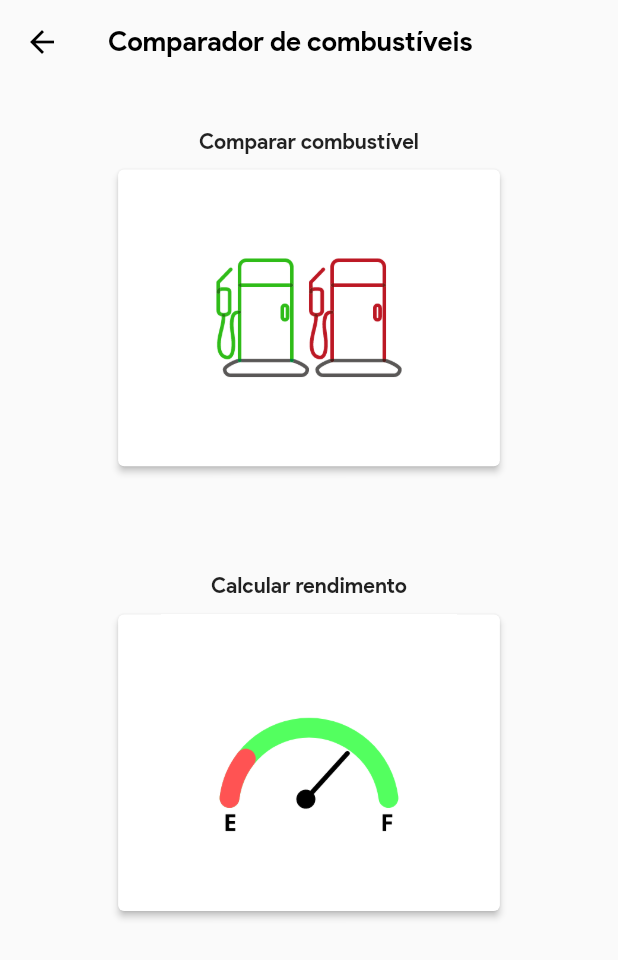
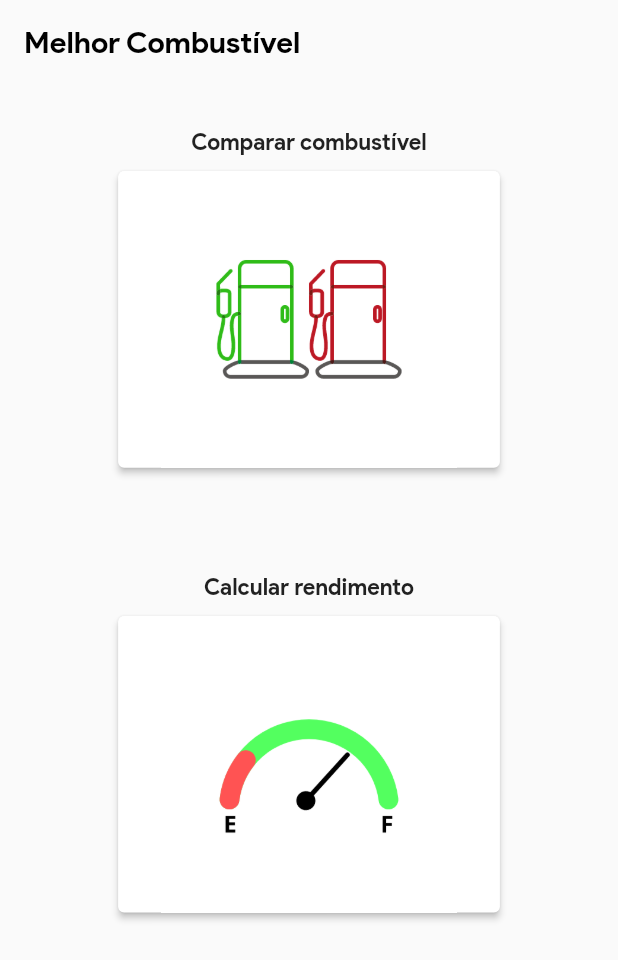
Before and after one commit to fabriciolima77/comparador_combustivel, a Flutter app: the screen it shows after launch, on a phone screen of 412 x 824 dp. Shown: the top 960 px of the screen. Run offline on Flutter 3.47's test engine with Material 2 defaults, Android fonts, the phone set to English and light mode, and no system bars; our stand-ins replace mask_text_input_formatter.

Commit message:
Melhorias interface

```diff
--- /dev/null
+++ b/lib/home.dart
@@ -0,0 +1,114 @@
+import 'package:comparador_combustivel/calcular_rendimento.dart';
+import 'package:comparador_combustivel/comparar_combustivel.dart';
+import 'package:flutter/material.dart';
+
+class Home extends StatefulWidget {
+  const Home({Key? key}) : super(key: key);
+
+
+  @override
+  _HomeState createState() => _HomeState();
+}
+
+class _HomeState extends State<Home> {
+  @override
+  Widget build(BuildContext context) {
+    double alturaTela = MediaQuery.of(context).size.height;
+    double larguraTela = MediaQuery.of(context).size.width;
+
+    return Scaffold(
+      appBar: AppBar(
+        // ignore: prefer_const_constructors
+        title: Text("Melhor Combustível",
+            style: const TextStyle(
+                color: Colors.black, fontWeight: FontWeight.bold, fontSize: 20)
+        ),
+        backgroundColor: Colors.transparent,
+        elevation: 0,
+      ),
+      body: SingleChildScrollView(
+        child: Center(
+          child: Column(
+            mainAxisAlignment: MainAxisAlignment.spaceEvenly,
+            children: <Widget>[
+              const Padding(padding: EdgeInsets.all(10)),
+              Container(
+                height: alturaTela * 0.36,
+                width: larguraTela * 0.9,
+                alignment: Alignment.center,
+                decoration: BoxDecoration(
+                  borderRadius: BorderRadius.circular(18),
+                ),
+                child: Column(
+                  children: <Widget>[
+                    const Padding(
+                      padding: EdgeInsets.fromLTRB(15, 10, 15, 0),
+                      child: Align(
+                        alignment: Alignment.center,
+                        child: Text("Comparar combustível",
+                          style: TextStyle(fontWeight: FontWeight.bold, fontSize: 15.0),
+                        ),
+                      ),
+                    ),
+                    Padding(padding: const EdgeInsets.fromLTRB(15, 10, 15, 0),
+                      child: ElevatedButton(
+                          child: Image.asset('images/comparar.png',
+                            width: larguraTela * 0.54,
+                            height: alturaTela * 0.24,
+                          ),
+                          style: ElevatedButton.styleFrom(
+                              primary: Colors.white,
+                              onPrimary: Colors.white
+                          ),
+                          onPressed:() => Navigator.push(
+                              context,
+                              MaterialPageRoute(builder: (context) => const CompararCombustivel()))
+                      ),
+                    ),
+                  ],
+                ),
+              ),
+              //segundo icone
+              Container(
+                height: alturaTela * 0.36,
+                width: larguraTela * 0.9,
+                alignment: Alignment.center,
+                decoration: BoxDecoration(
+                  borderRadius: BorderRadius.circular(18),
+                ),
+                child: Column(
+                  children: <Widget>[
+                    const Padding(
+                      padding: EdgeInsets.fromLTRB(15, 10, 15, 0),
+                      child: Align(
+                        alignment: Alignment.center,
+                        child: Text("Calcular rendimento",
+                          style: TextStyle(fontWeight: FontWeight.bold, fontSize: 15.0),
+                        ),
+                      ),
+                    ),
+                    Padding(padding: const EdgeInsets.fromLTRB(15, 10, 15, 0),
+                      child: ElevatedButton(
+                          child: Image.asset('images/hodometro.png',
+                            width: larguraTela * 0.54,
+                            height: alturaTela * 0.24,
+                          ),
+                          style: ElevatedButton.styleFrom(
+                              primary: Colors.white,
+                              onPrimary: Colors.white
+                          ),
+                          onPressed:() => Navigator.push(
+                              context,
+                              MaterialPageRoute(builder: (context) => CalcularRendimento()))
+                      ),
+                    ),
+                  ],
+                ),
+              ),
+            ],
+          ),
+        ),
+      ),
+    );
+  }
+}
--- a/lib/main.dart
+++ b/lib/main.dart
@@ -1,130 +1,16 @@
+import 'package:comparador_combustivel/home.dart';
 import 'package:flutter/material.dart';
-import 'comparar_combustivel.dart';
-import 'calcular_rendimento.dart';
+
 
 void main(){
   runApp(MaterialApp(
-    home: Home(),
+    home: const Home(),
     title: "Comparador de Combustível",
     theme: ThemeData(
       primarySwatch: Colors.grey,
       fontFamily: 'ProductSans',
+      textSelectionTheme: const TextSelectionThemeData(
+          cursorColor: Colors.black),
     ),
-    initialRoute: '/Home',
-    routes: {
-      '/CalcularRendimento': (context)=> CalcularRendimento(),
-      '/Home': (context)=> Home(),
-      '/CompararCombustivel': (context)=> const CompararCombustivel(),
-    },
   ));
 }
-
-// ignore: use_key_in_widget_constructors
-class Home extends StatefulWidget {
-
-  @override
-  _HomeState createState() => _HomeState();
-}
-
-class _HomeState extends State<Home> {
-  @override
-  Widget build(BuildContext context) {
-    double alturaTela = MediaQuery.of(context).size.height;
-    double larguraTela = MediaQuery.of(context).size.width;
-
-    return Scaffold(
-      appBar: AppBar(
-        // ignore: prefer_const_constructors
-        title: Text("Comparador de combustíveis",
-        style: const TextStyle(
-            color: Colors.black, fontWeight: FontWeight.bold, fontSize: 18)
-        ),
-        backgroundColor: Colors.transparent,
-        elevation: 0,
-      ),
-      body: SingleChildScrollView(
-          child: Center(
-            child: Column(
-              mainAxisAlignment: MainAxisAlignment.spaceEvenly,
-              children: <Widget>[
-                const Padding(padding: EdgeInsets.all(10)),
-                Container(
-                  height: alturaTela * 0.36,
-                  width: larguraTela * 0.9,
-                  alignment: Alignment.center,
-                  decoration: BoxDecoration(
-                    borderRadius: BorderRadius.circular(18),
-                  ),
-                  child: Column(
-                    children: <Widget>[
-                      const Padding(
-                        padding: EdgeInsets.fromLTRB(15, 10, 15, 0),
-                        child: Align(
-                          alignment: Alignment.center,
-                          child: Text("Comparar combustível",
-                            style: TextStyle(fontWeight: FontWeight.bold,),
-                          ),
-                        ),
-                      ),
-                      Padding(padding: const EdgeInsets.fromLTRB(15, 10, 15, 0),
-                        child: ElevatedButton(
-                            child: Image.asset('images/comparar.png',
-                              width: larguraTela * 0.54,
-                              height: alturaTela * 0.24,
-                            ),
-                            style: ElevatedButton.styleFrom(
-                              primary: Colors.white,
-                                onPrimary: Colors.white
-                            ),
-                            onPressed:() => Navigator.push(
-                                context,
-                                MaterialPageRoute(builder: (context) => const CompararCombustivel()))
-                        ),
-                      ),
-                    ],
-                  ),
-                ),
-                //segundo icone
-                Container(
-                  height: alturaTela * 0.36,
-                  width: larguraTela * 0.9,
-                  alignment: Alignment.center,
-                  decoration: BoxDecoration(
-                    borderRadius: BorderRadius.circular(18),
-                  ),
-                  child: Column(
-                    children: <Widget>[
-                      const Padding(
-                        padding: EdgeInsets.fromLTRB(15, 10, 15, 0),
-                        child: Align(
-                          alignment: Alignment.center,
-                          child: Text("Calcular rendimento",
-                            style: TextStyle(fontWeight: FontWeight.bold,),
-                          ),
-                        ),
-                      ),
-                      Padding(padding: const EdgeInsets.fromLTRB(15, 10, 15, 0),
-                        child: ElevatedButton(
-                            child: Image.asset('images/hodometro.png',
-                              width: larguraTela * 0.54,
-                              height: alturaTela * 0.24,
-                            ),
-                            style: ElevatedButton.styleFrom(
-                              primary: Colors.white,
-                              onPrimary: Colors.white
-                            ),
-                            onPressed:() => Navigator.push(
-                                context,
-                                MaterialPageRoute(builder: (context) => CalcularRendimento()))
-                        ),
-                      ),
-                    ],
-                  ),
-                ),
-              ],
-            ),
-          ),
-        ),
-    );
-  }
-}
```
Also changed, not shown: lib/calcular_rendimento.dart (+4 -11 lines), lib/comparar_combustivel.dart (+6 -15 lines), 1 other file.
